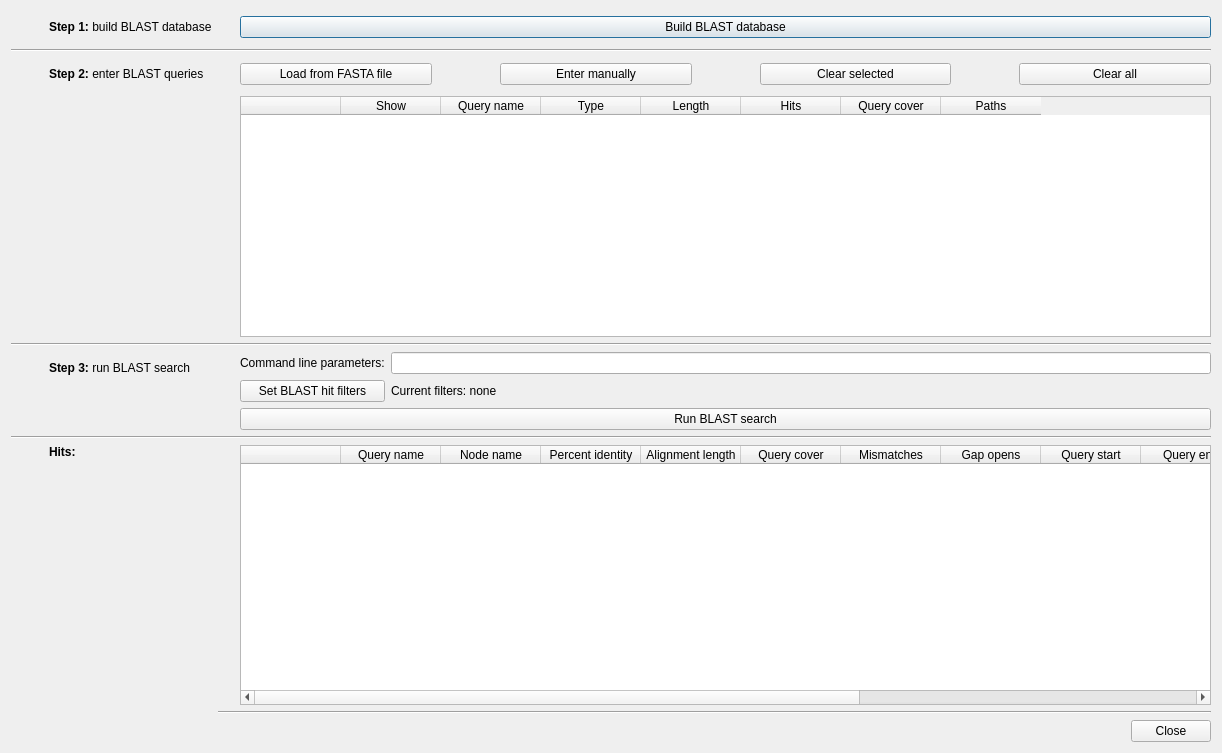
Old version of the form ui/dialogs/blastsearchdialog.ui in the repository ugadal/BandageNG.
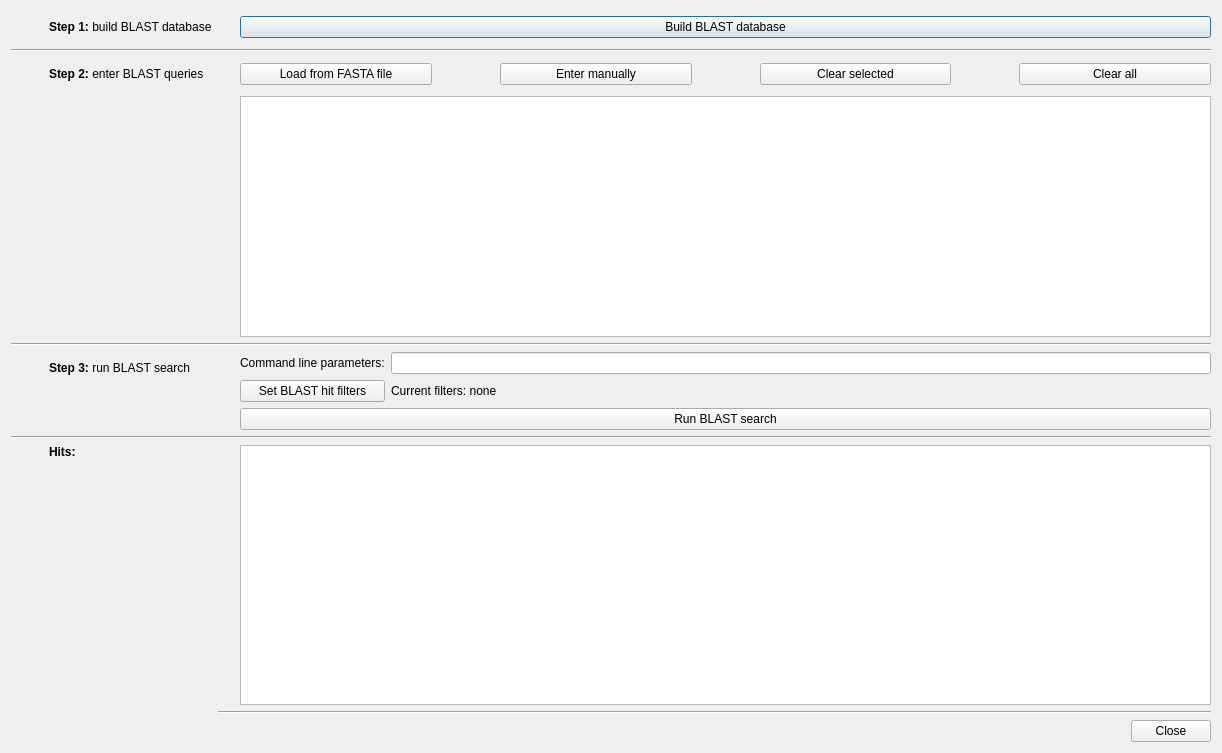
New version of the form. Custom widgets are drawn as their Qt base class.

Commit message: First step of BLAST refactoring: switch main dialog to model-view

What changed in the file:
```diff
--- a/ui/dialogs/blastsearchdialog.ui
+++ b/ui/dialogs/blastsearchdialog.ui
@@ -56,78 +56,7 @@
        </widget>
       </item>
       <item>
-       <widget class="MyTableWidget" name="blastHitsTableWidget">
-        <column>
-         <property name="text">
-          <string/>
-         </property>
-        </column>
-        <column>
-         <property name="text">
-          <string>Query name</string>
-         </property>
-        </column>
-        <column>
-         <property name="text">
-          <string>Node name</string>
-         </property>
-        </column>
-        <column>
-         <property name="text">
-          <string>Percent identity</string>
-         </property>
-        </column>
-        <column>
-         <property name="text">
-          <string>Alignment length</string>
-         </property>
-        </column>
-        <column>
-         <property name="text">
-          <string>Query cover</string>
-         </property>
-        </column>
-        <column>
-         <property name="text">
-          <string>Mismatches</string>
-         </property>
-        </column>
-        <column>
-         <property name="text">
-          <string>Gap opens</string>
-         </property>
-        </column>
-        <column>
-         <property name="text">
-          <string>Query start</string>
-         </property>
-        </column>
-        <column>
-         <property name="text">
-          <string>Query end</string>
-         </property>
-        </column>
-        <column>
-         <property name="text">
-          <string>Node start</string>
-         </property>
-        </column>
-        <column>
-         <property name="text">
-          <string>Node end</string>
-         </property>
-        </column>
-        <column>
-         <property name="text">
-          <string>E-value</string>
-         </property>
-        </column>
-        <column>
-         <property name="text">
-          <string>Bit score</string>
-         </property>
-        </column>
-       </widget>
+       <widget class="QTableView" name="blastHitsTable"/>
       </item>
      </layout>
     </widget>
@@ -577,48 +506,7 @@
        </widget>
       </item>
       <item>
-       <widget class="MyTableWidget" name="blastQueriesTableWidget">
-        <column>
-         <property name="text">
-          <string/>
-         </property>
-        </column>
-        <column>
-         <property name="text">
-          <string>Show</string>
-         </property>
-        </column>
-        <column>
-         <property name="text">
-          <string>Query name</string>
-         </property>
-        </column>
-        <column>
-         <property name="text">
-          <string>Type</string>
-         </property>
-        </column>
-        <column>
-         <property name="text">
-          <string>Length</string>
-         </property>
-        </column>
-        <column>
-         <property name="text">
-          <string>Hits</string>
-         </property>
-        </column>
-        <column>
-         <property name="text">
-          <string>Query cover</string>
-         </property>
-        </column>
-        <column>
-         <property name="text">
-          <string>Paths</string>
-         </property>
-        </column>
-       </widget>
+       <widget class="QTableView" name="blastQueriesTable"/>
       </item>
      </layout>
     </widget>
@@ -779,11 +667,6 @@
    <header>infotextwidget.h</header>
    <container>1</container>
   </customwidget>
-  <customwidget>
-   <class>MyTableWidget</class>
-   <extends>QTableWidget</extends>
-   <header>mytablewidget.h</header>
-  </customwidget>
  </customwidgets>
  <tabstops>
   <tabstop>buildBlastDatabaseButton</tabstop>
```
Left out of the diff: 4 changed lines with no effect on the pictures. The commit also changes 13 other files.
